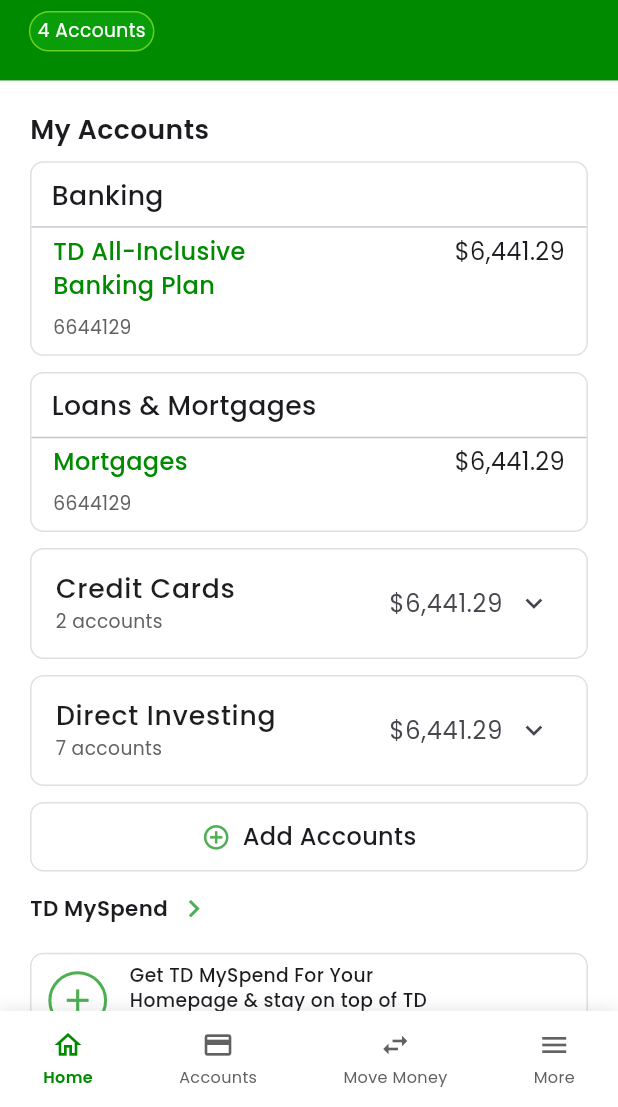
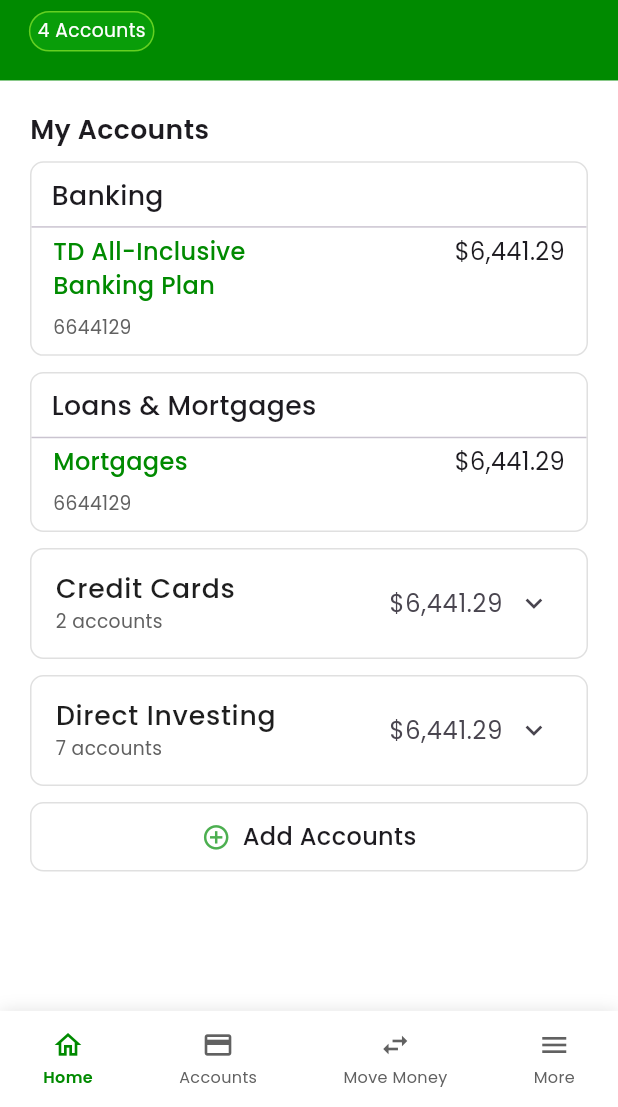
Before and after one commit to mdbayzid131/imagine_3d, a Flutter app: the BottomNavView screen opened by its route, on a phone screen of 412 x 824 dp, the part 129-1236 px from its top. Run offline on Flutter 3.47's test engine with Material 3 defaults, Android fonts, the phone set to English and light mode, and no system bars; our stand-ins replace flutter_screenutil, flutter_svg, get, google_fonts, shared_preferences; accounts and stored records are empty.

Commit message:
ui update

```diff
--- a/lib/presentation/screens/home/home_screen.dart
+++ b/lib/presentation/screens/home/home_screen.dart
@@ -16,9 +16,7 @@
   final RxBool isExpanded2 = false.obs;
   @override
   Widget build(BuildContext context) {
-    return SingleChildScrollView(
-      child: Column(
-        mainAxisAlignment: MainAxisAlignment.center,
+    return Column(
       children: [
         Container(
           decoration: BoxDecoration(color: AppColors.primary),
@@ -84,8 +82,10 @@
             ),
           ),
         ),
-          Padding(
+        Expanded(
+          child: Padding(
             padding: const EdgeInsets.all(20.0),
+            child: SingleChildScrollView(
               child: Column(
                 children: [
                   Row(
@@ -376,89 +376,13 @@
                     ),
                   ),
 
-                SizedBox(height: 15.h),
-
-                ///<================ TD MYSPEND TITLE =================>///
-                Row(
-                  children: [
-                    Text(
-                      "TD MySpend",
-                      style: GoogleFonts.poppins(
-                        fontSize: 16.sp,
-                        fontWeight: FontWeight.w600,
-                      ),
-                    ),
-                    SizedBox(width: 6.w),
-                    Icon(Icons.chevron_right, color: Colors.green, size: 26.sp),
+                  SizedBox(height: 60.h),
                 ],
               ),
-
-                SizedBox(height: 20.h),
-
-                ///<================ MYSPEND INFO =================>///
-                Container(
-                  padding: EdgeInsets.symmetric(
-                    horizontal: 10.w,
-                    vertical: 6.h,
-                  ),
-                  decoration: cardDecoration(),
-                  child: Row(
-                    crossAxisAlignment: CrossAxisAlignment.center,
-                    children: [
-                      Container(
-                        height: 44.h,
-                        width: 44.w,
-                        decoration: BoxDecoration(
-                          shape: BoxShape.circle,
-                          border: Border.all(color: Colors.green, width: 2),
-                        ),
-                        child: Icon(
-                          Icons.add,
-                          color: Colors.green,
-                          size: 28.sp,
-                        ),
-                      ),
-                      SizedBox(width: 14.w),
-                      Expanded(
-                        child: Text(
-                          "Get TD MySpend For Your\nHomepage & stay on top of TD\naccount spending.",
-                          style: GoogleFonts.poppins(
-                            fontSize: 14.sp,
-                            height: 1.4,
-                            fontWeight: FontWeight.w500,
             ),
           ),
         ),
       ],
-                  ),
-                ),
-
-                SizedBox(height: 20.h),
-
-                ///<================ EDIT HOME SCREEN BUTTON =================>///
-                Container(
-                  height: 52.h,
-                  width: double.infinity,
-                  decoration: BoxDecoration(
-                    border: Border.all(color: Colors.green),
-                    borderRadius: BorderRadius.circular(12.r),
-                  ),
-                  alignment: Alignment.center,
-                  child: Text(
-                    "Edit Home Screen",
-                    style: GoogleFonts.poppins(
-                      fontSize: 17.sp,
-                      fontWeight: FontWeight.w600,
-                      color: Colors.green,
-                    ),
-                  ),
-                ),
-                SizedBox(height: 60.h),
-              ],
-            ),
-          ),
-        ],
-      ),
     );
   }
 
--- a/pubspec.yaml
+++ b/pubspec.yaml
@@ -71,7 +71,6 @@
   # To add assets to your application, add an assets section, like this:
   assets:
     - assets/icons/
-    - assets/images/
     - assets/logos/
 
 
```
Also changed, not shown: 4 other files. Lines whose indentation alone changed are shown as unchanged.
